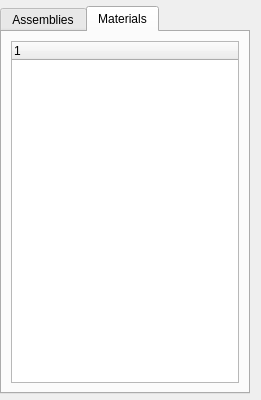
Above: Application/qInputListWidget.ui from Sprunth/RGG before the change. Below: the same form after it.
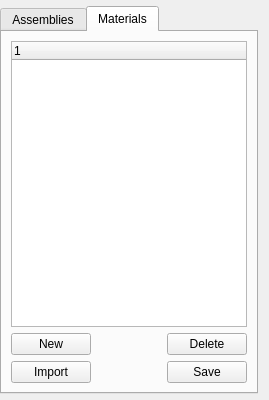
That is the form after the change. The open tabs and pages were chosen to show the change.

Commit message:
Refacted Material related stuff.
Now each layer of the sections (cylinder and frustum) in a pincell can
have their own materail. All materials are coming from a central place,
which by default loaded from materialcolors.ini file. All materials colors
can be changed from the UI, and new material can be imported and created
from the UI. The materials can also be saved out as and ini file and
loaded back in later session.

Diff of the .ui file:
```diff
--- a/Application/qInputListWidget.ui
+++ b/Application/qInputListWidget.ui
@@ -6,7 +6,7 @@
    <rect>
     <x>0</x>
     <y>0</y>
-    <width>261</width>
+    <width>269</width>
     <height>400</height>
    </rect>
   </property>
@@ -49,8 +49,36 @@
        <string>Materials</string>
       </attribute>
       <layout class="QGridLayout" name="gridLayout_4">
-       <item row="0" column="0">
-        <widget class="QTreeWidget" name="MaterialList">
+       <item row="2" column="2">
+        <widget class="QPushButton" name="saveMaterial">
+         <property name="text">
+          <string>Save</string>
+         </property>
+        </widget>
+       </item>
+       <item row="1" column="2">
+        <widget class="QPushButton" name="delMaterial">
+         <property name="text">
+          <string>Delete</string>
+         </property>
+        </widget>
+       </item>
+       <item row="2" column="0">
+        <widget class="QPushButton" name="importMaterial">
+         <property name="text">
+          <string>Import</string>
+         </property>
+        </widget>
+       </item>
+       <item row="1" column="0">
+        <widget class="QPushButton" name="newMaterial">
+         <property name="text">
+          <string>New</string>
+         </property>
+        </widget>
+       </item>
+       <item row="0" column="0" colspan="3">
+        <widget class="QTreeWidget" name="MaterialTree">
          <column>
           <property name="text">
            <string notr="true">1</string>
```
The commit also changes 18 other files.
